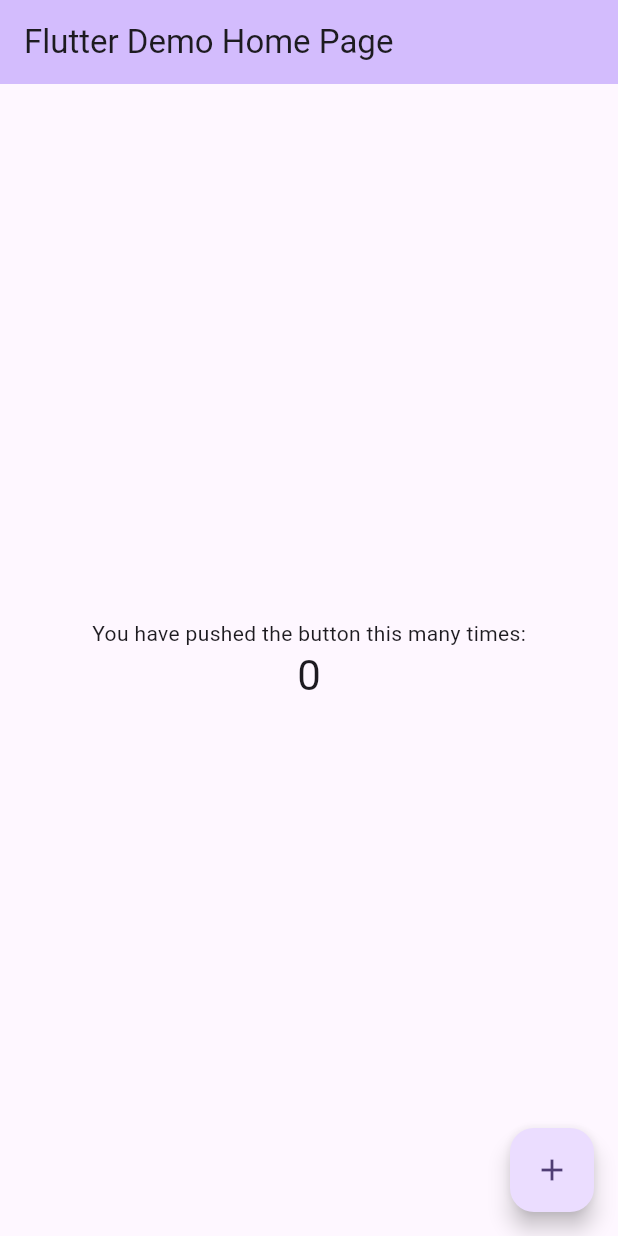
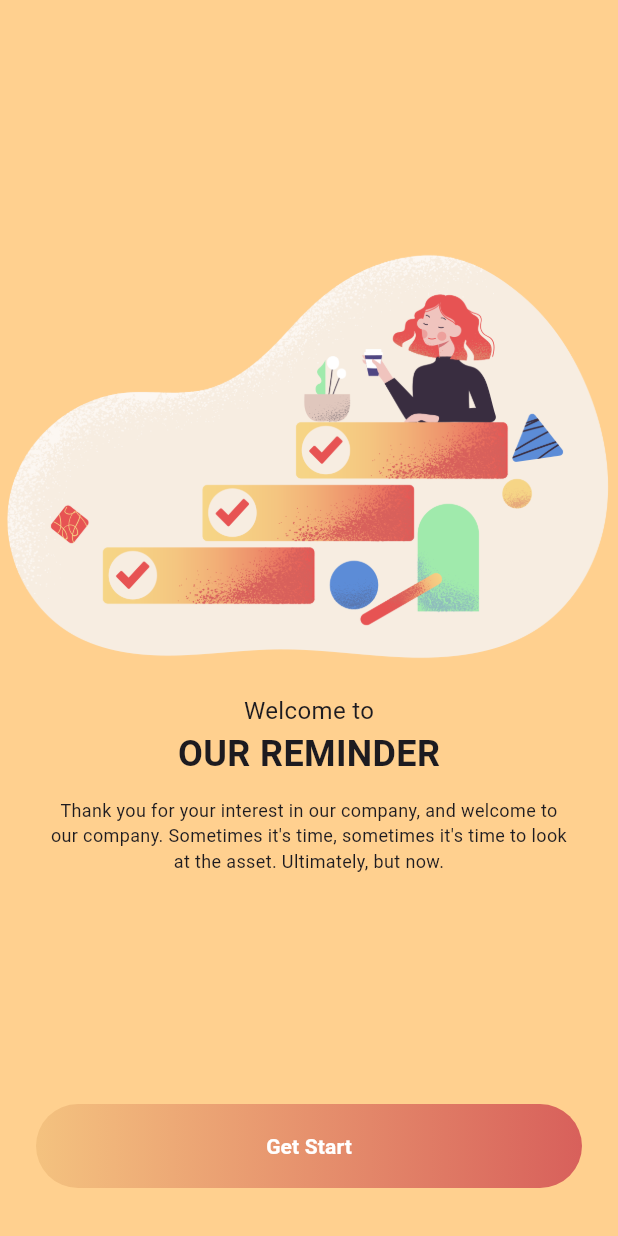
Before and after one commit to MeZeksan/todo_brsk, a Flutter app: the screen it shows after launch, on a phone screen of 412 x 824 dp. Run offline on Flutter 3.47's test engine with Material 3 defaults, Android fonts, the phone set to English and light mode, and no system bars; our stand-ins replace firebase_core; accounts and stored records are empty.

Commit message:
Сделал welcome screen, разложил файлы по папкам

```diff
--- /dev/null
+++ b/lib/features/welcome_screen/screens/view.dart
@@ -0,0 +1,3 @@
+//файл экспорта
+
+export 'welcome_screen.dart'; //экспорт экрана
--- /dev/null
+++ b/lib/features/welcome_screen/screens/welcome_screen.dart
@@ -0,0 +1,42 @@
+import 'package:flutter/material.dart';
+
+import '../widgets/widgets.dart';
+
+class WelcomeScreen extends StatelessWidget {
+  const WelcomeScreen({super.key});
+
+  @override
+  Widget build(BuildContext context) {
+    return Scaffold(
+      body: Center(
+        child: Column(
+          mainAxisAlignment: MainAxisAlignment.center,
+          children: [
+            Expanded(
+              child: Column(
+                mainAxisAlignment: MainAxisAlignment.center,
+                children: [
+                  Image.asset("assets/images/cafe.png"),
+                  const Text("Welcome to",
+                    style: TextStyle(fontSize: 16),),
+                  const Text("OUR REMINDER",
+                    style: TextStyle(fontSize: 24,
+                        fontWeight: FontWeight.bold),),
+                  const Padding(
+                    padding: EdgeInsets.fromLTRB(30, 12, 30, 0),
+                    child: DescriptionText(),
+                  ),
+                  ],
+              ),
+            ),
+            const Padding(
+              padding: EdgeInsets.fromLTRB(24, 0, 24, 0),
+              child: GetStartButton(),
+            ),
+            const SizedBox(height:32),
+          ],
+        ),
+      ),
+    );
+  }
+}
--- /dev/null
+++ b/lib/features/welcome_screen/welcome.dart
@@ -0,0 +1,3 @@
+//окончательный файл экспорта, чтоб был более красивый был путь
+//он будет указывать все, что фича может передать
+export 'screens/view.dart';
--- /dev/null
+++ b/lib/features/welcome_screen/widgets/description_text.dart
@@ -0,0 +1,16 @@
+
+import 'package:flutter/material.dart';
+
+class DescriptionText extends StatelessWidget {
+  const DescriptionText({
+    super.key,
+  });
+
+  @override
+  Widget build(BuildContext context) {
+    return Text("Thank you for your interest in our company, and welcome to our company. "
+        "Sometimes it's time, sometimes it's time to look at the asset. Ultimately, but now.",
+      style: TextStyle(fontSize: 12),
+      textAlign: TextAlign.center,);
+  }
+}
--- /dev/null
+++ b/lib/features/welcome_screen/widgets/get_start_button.dart
@@ -0,0 +1,33 @@
+
+import 'package:flutter/material.dart';
+
+class GetStartButton extends StatelessWidget {
+  const GetStartButton({
+    super.key,
+  });
+
+  @override
+  Widget build(BuildContext context) {
+    return Container(
+      width: double.infinity,
+      height: 56.0,
+      decoration: const BoxDecoration(
+          borderRadius: BorderRadius.all(Radius.circular(80.0)),
+          gradient: LinearGradient(
+              colors: [ Color.fromRGBO(244, 194, 127, 1),Color.fromRGBO(216, 96, 91,1.0)])),
+      child: ElevatedButton(
+        onPressed: () {},
+        style: ElevatedButton.styleFrom(
+          backgroundColor: Colors.transparent,
+          shadowColor: Colors.transparent,
+        ),
+        child:
+        const Text('Get Start',
+          style: TextStyle(
+              color: Colors.white,
+              fontWeight: FontWeight.bold
+          ),),
+      ),
+    );
+  }
+}
--- /dev/null
+++ b/lib/features/welcome_screen/widgets/widgets.dart
@@ -0,0 +1,2 @@
+export 'get_start_button.dart';
+export 'description_text.dart';
--- /dev/null
+++ b/lib/internal/app.dart
@@ -0,0 +1,17 @@
+import 'package:flutter/material.dart';
+import 'package:todo_brsk/features/welcome_screen/welcome.dart';
+
+class App extends StatelessWidget {
+  const App({super.key});
+
+  @override
+  Widget build(BuildContext context) {
+    return MaterialApp(
+      title: 'ToDo App',
+      theme: ThemeData(
+        scaffoldBackgroundColor: const Color.fromRGBO(255, 208, 143, 1.0),
+      ),
+      home: WelcomeScreen(),
+    );
+  }
+}
--- a/lib/main.dart
+++ b/lib/main.dart
@@ -1,5 +1,6 @@
 import 'package:flutter/material.dart';
 import 'package:firebase_core/firebase_core.dart';
+import 'package:todo_brsk/internal/app.dart';
 import 'firebase_options.dart';
 
 
@@ -9,78 +10,5 @@
   await Firebase.initializeApp(
     options: DefaultFirebaseOptions.currentPlatform,
   );
-
-  runApp(const MyApp());
+  runApp(App());
 }
-
-class MyApp extends StatelessWidget {
-  const MyApp({super.key});
-
-  // This widget is the root of your application.
-  @override
-  Widget build(BuildContext context) {
-    return MaterialApp(
-      title: 'Flutter Demo',
-      theme: ThemeData(
-
-        colorScheme: ColorScheme.fromSeed(seedColor: Colors.deepPurple),
-        useMaterial3: true,
-      ),
-      home: const MyHomePage(title: 'Flutter Demo Home Page'),
-    );
-  }
-}
-
-class MyHomePage extends StatefulWidget {
-  const MyHomePage({super.key, required this.title});
-
-  final String title;
-
-  @override
-  State<MyHomePage> createState() => _MyHomePageState();
-}
-
-class _MyHomePageState extends State<MyHomePage> {
-  int _counter = 0;
-
-  void _incrementCounter() {
-    setState(() {
-
-      _counter++;
-    });
-  }
-
-  @override
-  Widget build(BuildContext context) {
-
-    return Scaffold(
-      appBar: AppBar(
-
-        backgroundColor: Theme.of(context).colorScheme.inversePrimary,
-
-        title: Text(widget.title),
-      ),
-      body: Center(
-
-        child: Column(
-
-          mainAxisAlignment: MainAxisAlignment.center,
-          children: <Widget>[
-            const Text(
-              'You have pushed the button this many times:',
-            ),
-            Text(
-              '$_counter',
-              style: Theme.of(context).textTheme.headlineMedium,
-            ),
-          ],
-        ),
-      ),
-      floatingActionButton: FloatingActionButton(
-        onPressed: _incrementCounter,
-        tooltip: 'Increment',
-        child: const Icon(Icons.add),
-      ), // This trailing comma makes auto-formatting nicer for build methods.
-    );
-  }
-}
--- a/pubspec.yaml
+++ b/pubspec.yaml
@@ -62,7 +62,8 @@ flutter:
   uses-material-design: true
 
   # To add assets to your application, add an assets section, like this:
-  # assets:
+  assets:
+    - assets/images/cafe.png
   #   - images/a_dot_burr.jpeg
   #   - images/a_dot_ham.jpeg
 
```
Also changed, not shown: assets/images/cafe.png (added), 1 other file.
